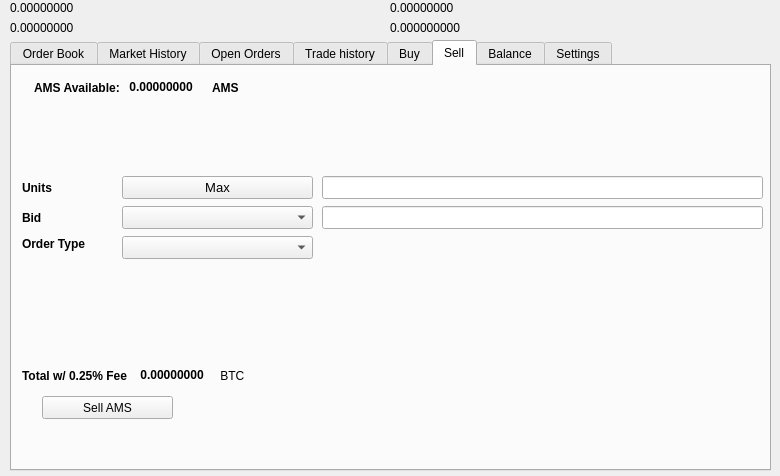
The window that src/qt/forms/tradingdialog.ui (webworker01/Ellerium) describes before a commit, drawn with Qt 5.
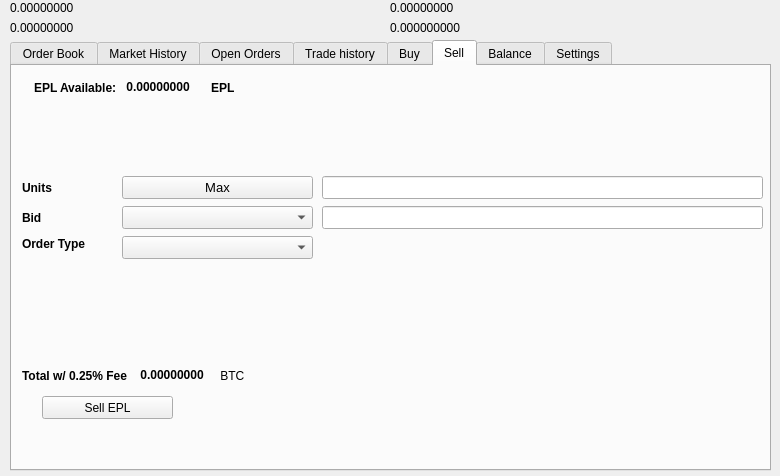
The same window after the commit. The open tabs and pages were chosen to show the change. Icons and pictures are not drawn.

```diff
--- a/src/qt/forms/tradingdialog.ui
+++ b/src/qt/forms/tradingdialog.ui
@@ -1751,7 +1751,7 @@
       </rect>
      </property>
      <property name="text">
-      <string>Sell AMS</string>
+      <string>Sell EPL</string>
      </property>
      <property name="icon">
       <iconset resource="../ellerium">
@@ -1777,7 +1777,7 @@
          </font>
         </property>
         <property name="text">
-         <string>AMS Available:</string>
+         <string>EPL Available:</string>
         </property>
        </widget>
       </item>
@@ -2221,7 +2221,7 @@
          </font>
         </property>
         <property name="text">
-         <string>AMS</string>
+         <string>EPL</string>
         </property>
        </widget>
       </item>
```
Left out of the diff: 34 changed lines with no effect on the pictures.
